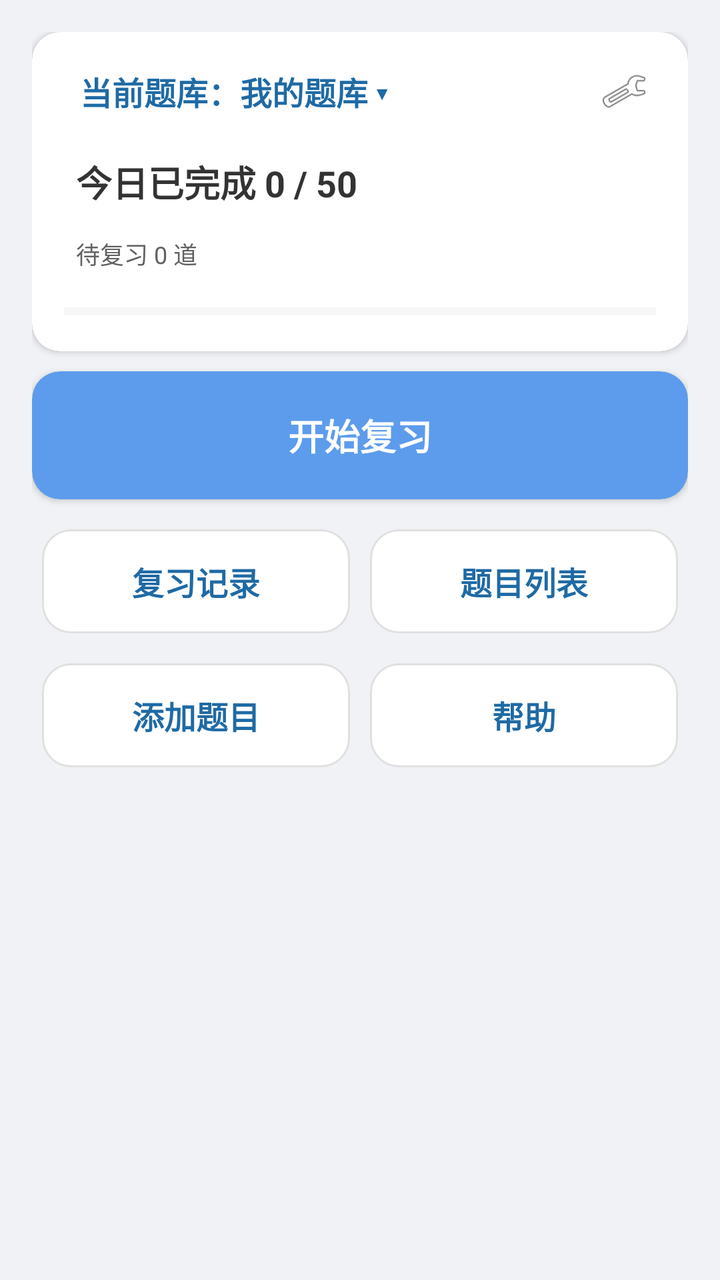
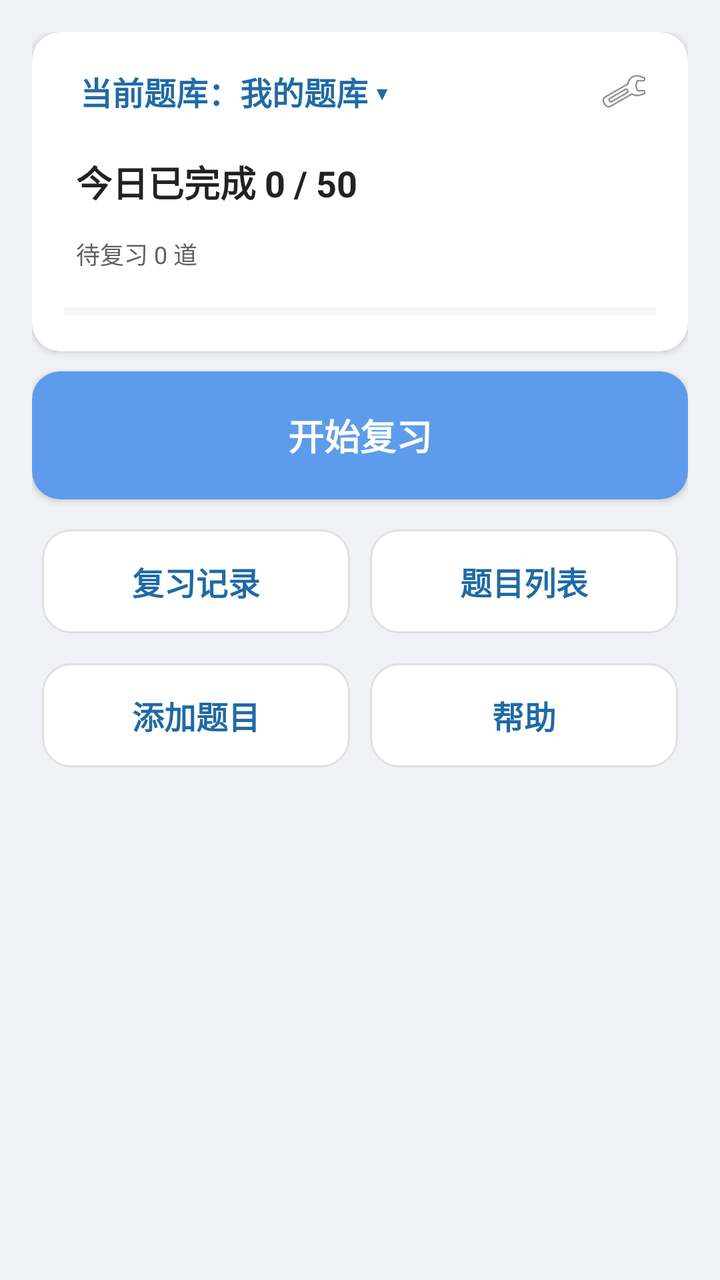

Before-and-after screenshots of an Android layout around one commit, followed by the original layout XML and the change that was made.
<!-- AndroidManifest.xml: application theme Theme.Demo -->
<!-- res/layout/activity_main.xml -->
<?xml version="1.0" encoding="utf-8"?>
<ScrollView xmlns:android="http://schemas.android.com/apk/res/android"
    xmlns:app="http://schemas.android.com/apk/res-auto"
    android:layout_width="match_parent"
    android:layout_height="match_parent"
    android:background="@color/home_bg"
    android:fillViewport="true">

    <LinearLayout
        android:layout_width="match_parent"
        android:layout_height="wrap_content"
        android:orientation="vertical"
        android:padding="@dimen/home_padding"
        android:gravity="top|center_horizontal">

        
        <androidx.cardview.widget.CardView
            android:layout_width="match_parent"
            android:layout_height="wrap_content"
            app:cardBackgroundColor="@color/home_card"
            app:cardCornerRadius="@dimen/home_card_corner"
            android:layout_marginBottom="@dimen/home_card_margin">

            <LinearLayout
                android:layout_width="match_parent"
                android:layout_height="wrap_content"
                android:orientation="vertical"
                android:paddingLeft="@dimen/home_info_padding"
                android:paddingRight="@dimen/home_info_padding"
                android:paddingBottom="@dimen/home_info_padding"
                android:paddingTop="10dp">

                <LinearLayout
                    android:layout_width="match_parent"
                    android:layout_height="wrap_content"
                    android:orientation="horizontal"
                    android:gravity="center_vertical">

                    <TextView
                        android:id="@+id/tv_current_bank"
                        android:layout_width="0dp"
                        android:layout_height="wrap_content"
                        android:layout_weight="1"
                        android:clickable="true"
                        android:focusable="true"
                        android:foreground="?attr/selectableItemBackground"
                        android:padding="8dp"
                        android:text="当前题库：我的题库 ▾"
                        android:textSize="@dimen/text_size_emphasis"
                        android:textStyle="bold"
                        android:textColor="@color/detail_primary" />

                    <ImageView
                        android:id="@+id/ic_setting"
                        android:layout_width="32dp"
                        android:layout_height="32dp"
                        android:clickable="true"
                        android:focusable="true"
                        android:foreground="?attr/selectableItemBackground"
                        android:padding="4dp"
                        android:contentDescription="设置"
                        android:src="@android:drawable/ic_menu_preferences" />
                </LinearLayout>

                <TextView
                    android:id="@+id/tv_today_main"
                    android:layout_width="match_parent"
                    android:layout_height="wrap_content"
                    android:layout_marginTop="6dp"
                    android:clickable="true"
                    android:focusable="true"
                    android:foreground="?attr/selectableItemBackground"
                    android:padding="6dp"
                    android:contentDescription="修改每日复习量"
                    android:text="今日已完成 0 / 50"
                    android:textSize="@dimen/text_size_title"
                    android:textStyle="bold"
                    android:textColor="@color/home_text_primary" />

                <TextView
                    android:id="@+id/tv_today_sub"
                    android:layout_width="match_parent"
                    android:layout_height="wrap_content"
                    android:layout_marginTop="2dp"
                    android:clickable="true"
                    android:focusable="true"
                    android:foreground="?attr/selectableItemBackground"
                    android:padding="6dp"
                    android:text="待复习 0 道"
                    android:textSize="@dimen/text_size_caption"
                    android:textColor="@color/home_text_secondary" />

                <ProgressBar
                    android:id="@+id/progress_today"
                    style="?android:attr/progressBarStyleHorizontal"
                    android:layout_width="match_parent"
                    android:layout_height="@dimen/home_progress_height"
                    android:layout_marginTop="10dp"
                    android:max="100"
                    android:progress="0"
                    android:progressTint="@color/action_primary"
                    android:progressBackgroundTint="@color/home_stroke" />

                
                <LinearLayout
                    android:id="@+id/due_section"
                    android:layout_width="match_parent"
                    android:layout_height="wrap_content"
                    android:orientation="vertical"
                    android:layout_marginTop="12dp"
                    android:visibility="gone">

                    <TextView
                        android:id="@+id/tv_due_title"
                        android:layout_width="match_parent"
                        android:layout_height="wrap_content"
                        android:paddingTop="4dp"
                        android:paddingBottom="4dp"
                        android:clickable="true"
                        android:focusable="true"
                        android:foreground="?attr/selectableItemBackground"
                        android:contentDescription="未来 7 天 · 点此看说明"
                        android:text="未来 7 天"
                        android:textSize="@dimen/text_size_caption"
                        android:textColor="@color/home_text_secondary" />

                    <com.example.demo.DueChartView
                        android:id="@+id/due_chart"
                        android:layout_width="match_parent"
                        android:layout_height="@dimen/home_chart_height"
                        android:layout_marginTop="4dp"
                        android:contentDescription="未来 7 天到期分布" />

                    <TextView
                        android:id="@+id/tv_chart_tip"
                        android:layout_width="match_parent"
                        android:layout_height="wrap_content"
                        android:layout_marginTop="2dp"
                        android:textSize="@dimen/text_size_caption"
                        android:textColor="@color/home_text_secondary"
                        android:visibility="gone" />
                </LinearLayout>

                <LinearLayout
                    android:id="@+id/checkin_row"
                    android:layout_width="match_parent"
                    android:layout_height="wrap_content"
                    android:orientation="horizontal"
                    android:gravity="center_vertical"
                    android:layout_marginTop="10dp"
                    android:visibility="gone">

                    <TextView
                        android:id="@+id/tv_checkin"
                        android:layout_width="0dp"
                        android:layout_height="wrap_content"
                        android:layout_weight="1"
                        android:clickable="true"
                        android:focusable="true"
                        android:foreground="?attr/selectableItemBackground"
                        android:padding="6dp"
                        android:textSize="@dimen/text_size_caption"
                        android:textColor="@color/home_text_secondary" />

                    <ImageView
                        android:id="@+id/iv_checkin_calendar"
                        android:layout_width="32dp"
                        android:layout_height="32dp"
                        android:layout_gravity="end"
                        android:clickable="true"
                        android:focusable="true"
                        android:foreground="?attr/selectableItemBackground"
                        android:padding="4dp"
                        android:contentDescription="打卡日历"
                        android:src="@android:drawable/ic_menu_agenda" />
                </LinearLayout>

                <TextView
                    android:id="@+id/tv_empty_hint"
                    android:layout_width="match_parent"
                    android:layout_height="wrap_content"
                    android:layout_marginTop="8dp"
                    android:visibility="gone"
                    android:text="当前题库还没有题目，先添加题目吧"
                    android:textSize="@dimen/text_size_caption"
                    android:textColor="@color/state_warn_text" />
            </LinearLayout>
        </androidx.cardview.widget.CardView>

        
        <androidx.cardview.widget.CardView
            android:id="@+id/btn_review"
            android:layout_width="match_parent"
            android:layout_height="@dimen/home_primary_height"
            android:clickable="true"
            android:focusable="true"
            app:cardBackgroundColor="@color/action_primary"
            app:cardCornerRadius="@dimen/home_card_corner"
            android:foreground="?attr/selectableItemBackground"
            android:contentDescription="开始复习"
            android:layout_marginBottom="@dimen/home_inner_margin">

            <LinearLayout
                android:layout_width="match_parent"
                android:layout_height="match_parent"
                android:orientation="vertical"
                android:gravity="center">

                <TextView
                    android:layout_width="wrap_content"
                    android:layout_height="wrap_content"
                    android:text="开始复习"
                    android:textColor="#FFFFFF"
                    android:textSize="@dimen/text_size_title"
                    android:textStyle="bold" />

            </LinearLayout>
        </androidx.cardview.widget.CardView>

        
        <LinearLayout
            android:layout_width="match_parent"
            android:layout_height="wrap_content"
            android:orientation="horizontal"
            android:layout_marginTop="@dimen/home_inner_margin">

            <LinearLayout
                android:id="@+id/btn_history"
                android:layout_width="0dp"
                android:layout_height="@dimen/home_secondary_height"
                android:layout_weight="1"
                android:clickable="true"
                android:focusable="true"
                android:background="@drawable/bg_home_secondary"
                android:foreground="?attr/selectableItemBackground"
                android:contentDescription="复习记录"
                android:gravity="center"
                android:layout_margin="@dimen/home_inner_margin">

                <TextView
                    android:layout_width="wrap_content"
                    android:layout_height="wrap_content"
                    android:text="复习记录"
                    android:textColor="@color/detail_primary"
                    android:textSize="@dimen/text_size_emphasis"
                    android:textStyle="bold" />
            </LinearLayout>

            <LinearLayout
                android:id="@+id/btn_bank"
                android:layout_width="0dp"
                android:layout_height="@dimen/home_secondary_height"
                android:layout_weight="1"
                android:clickable="true"
                android:focusable="true"
                android:background="@drawable/bg_home_secondary"
                android:foreground="?attr/selectableItemBackground"
                android:contentDescription="题目列表"
                android:gravity="center"
                android:layout_margin="@dimen/home_inner_margin">

                <TextView
                    android:layout_width="wrap_content"
                    android:layout_height="wrap_content"
                    android:text="题目列表"
                    android:textColor="@color/detail_primary"
                    android:textSize="@dimen/text_size_emphasis"
                    android:textStyle="bold" />
            </LinearLayout>
        </LinearLayout>

        
        <LinearLayout
            android:layout_width="match_parent"
            android:layout_height="wrap_content"
            android:orientation="horizontal"
            android:layout_marginTop="@dimen/home_inner_margin">

            <LinearLayout
                android:id="@+id/btn_add"
                android:layout_width="0dp"
                android:layout_height="@dimen/home_secondary_height"
                android:layout_weight="1"
                android:clickable="true"
                android:focusable="true"
                android:background="@drawable/bg_home_secondary"
                android:foreground="?attr/selectableItemBackground"
                android:contentDescription="添加题目"
                android:gravity="center"
                android:layout_margin="@dimen/home_inner_margin">

                <TextView
                    android:layout_width="wrap_content"
                    android:layout_height="wrap_content"
                    android:text="添加题目"
                    android:textColor="@color/detail_primary"
                    android:textSize="@dimen/text_size_emphasis"
                    android:textStyle="bold" />
            </LinearLayout>

            <LinearLayout
                android:id="@+id/btn_help"
                android:layout_width="0dp"
                android:layout_height="@dimen/home_secondary_height"
                android:layout_weight="1"
                android:clickable="true"
                android:focusable="true"
                android:background="@drawable/bg_home_secondary"
                android:foreground="?attr/selectableItemBackground"
                android:contentDescription="帮助"
                android:gravity="center"
                android:layout_margin="@dimen/home_inner_margin">

                <TextView
                    android:layout_width="wrap_content"
                    android:layout_height="wrap_content"
                    android:text="帮助"
                    android:textColor="@color/detail_primary"
                    android:textSize="@dimen/text_size_emphasis"
                    android:textStyle="bold" />
            </LinearLayout>
        </LinearLayout>

        
        <TextView
            android:id="@+id/tv_backup_hint"
            android:layout_width="match_parent"
            android:layout_height="wrap_content"
            android:layout_marginTop="4dp"
            android:clickable="true"
            android:focusable="true"
            android:foreground="?attr/selectableItemBackground"
            android:padding="8dp"
            android:textSize="@dimen/text_size_caption"
            android:textColor="@color/home_text_secondary"
            android:visibility="gone" />

    </LinearLayout>
</ScrollView>
<!-- resources referenced by this layout -->
<resources>
  <color name="action_primary">#5D9CEC</color>
  <color name="detail_primary">#1F6AA5</color>
  <color name="home_bg">@color/page_bg</color>
  <color name="home_card">#FFFFFF</color>
  <color name="home_stroke">#E0E0E0</color>
  <color name="home_text_primary">#333333</color>
  <color name="home_text_secondary">#616161</color>
  <color name="state_warn_text">#AD6800</color>
  <dimen name="home_card_corner">@dimen/corner_card</dimen>
  <dimen name="home_card_margin">10dp</dimen>
  <dimen name="home_chart_height">88dp</dimen>
  <dimen name="home_info_padding">16dp</dimen>
  <dimen name="home_inner_margin">5dp</dimen>
  <dimen name="home_padding">16dp</dimen>
  <dimen name="home_primary_height">64dp</dimen>
  <dimen name="home_progress_height">8dp</dimen>
  <dimen name="home_secondary_height">52dp</dimen>
  <dimen name="text_size_caption">12sp</dimen>
  <dimen name="text_size_emphasis">16sp</dimen>
  <dimen name="text_size_title">18sp</dimen>
  <!-- drawable bg_home_secondary (drawable) -->
  <?xml version="1.0" encoding="utf-8"?>
  <shape xmlns:android="http://schemas.android.com/apk/res/android"
      android:shape="rectangle">
      <corners android:radius="@dimen/home_card_corner" />
      <solid android:color="@color/home_card" />
      <stroke android:width="1dp" android:color="@color/home_stroke" />
  </shape>
  <style name="Theme.Demo" parent="Base.Theme.Demo" />
  <color name="page_bg">#F0F2F5</color>
  <dimen name="corner_card">14dp</dimen>
  <style name="Base.Theme.Demo" parent="Theme.Material3.DayNight.NoActionBar">
          
          <item name="android:statusBarColor">@color/home_bg</item>
          <item name="android:windowLightStatusBar">true</item>
          <item name="android:navigationBarColor">@color/home_bg</item>
          <item name="android:windowLightNavigationBar" tools:targetApi="o_mr1">true</item>
          <item name="android:enforceNavigationBarContrast" tools:targetApi="q">false</item>
      </style>
</resources>

<!-- the commit's change to res/layout/activity_main.xml (unified diff, before → after) -->
@@ -75,7 +75,7 @@
                     android:text="今日已完成 0 / 50"
                     android:textSize="@dimen/text_size_title"
                     android:textStyle="bold"
-                    android:textColor="@color/home_text_primary" />
+                    android:textColor="@color/text_primary" />
 
                 <TextView
                     android:id="@+id/tv_today_sub"
@@ -88,7 +88,7 @@
                     android:padding="6dp"
                     android:text="待复习 0 道"
                     android:textSize="@dimen/text_size_caption"
-                    android:textColor="@color/home_text_secondary" />
+                    android:textColor="@color/text_secondary" />
 
                 <ProgressBar
                     android:id="@+id/progress_today"
@@ -99,7 +99,7 @@
                     android:max="100"
                     android:progress="0"
                     android:progressTint="@color/action_primary"
-                    android:progressBackgroundTint="@color/home_stroke" />
+                    android:progressBackgroundTint="@color/divider" />
 
                 
                 <LinearLayout
@@ -122,7 +122,7 @@
                         android:contentDescription="未来 7 天 · 点此看说明"
                         android:text="未来 7 天"
                         android:textSize="@dimen/text_size_caption"
-                        android:textColor="@color/home_text_secondary" />
+                        android:textColor="@color/text_secondary" />
 
                     <com.example.demo.DueChartView
                         android:id="@+id/due_chart"
@@ -137,7 +137,7 @@
                         android:layout_height="wrap_content"
                         android:layout_marginTop="2dp"
                         android:textSize="@dimen/text_size_caption"
-                        android:textColor="@color/home_text_secondary"
+                        android:textColor="@color/text_secondary"
                         android:visibility="gone" />
                 </LinearLayout>
 
@@ -160,7 +160,7 @@
                         android:foreground="?attr/selectableItemBackground"
                         android:padding="6dp"
                         android:textSize="@dimen/text_size_caption"
-                        android:textColor="@color/home_text_secondary" />
+                        android:textColor="@color/text_secondary" />
 
                     <ImageView
                         android:id="@+id/iv_checkin_calendar"
@@ -332,7 +332,7 @@
             android:foreground="?attr/selectableItemBackground"
             android:padding="8dp"
             android:textSize="@dimen/text_size_caption"
-            android:textColor="@color/home_text_secondary"
+            android:textColor="@color/text_secondary"
             android:visibility="gone" />
 
     </LinearLayout>
<!-- resource entries referenced after the edit -->
@@ -2,12 +2,12 @@
 <resources>
   <color name="action_primary">#5D9CEC</color>
   <color name="detail_primary">#1F6AA5</color>
+  <color name="divider">#E0E0E0</color>
   <color name="home_bg">@color/page_bg</color>
   <color name="home_card">#FFFFFF</color>
-  <color name="home_stroke">#E0E0E0</color>
-  <color name="home_text_primary">#333333</color>
-  <color name="home_text_secondary">#616161</color>
   <color name="state_warn_text">#AD6800</color>
+  <color name="text_primary">#222222</color>
+  <color name="text_secondary">#616161</color>
   <dimen name="home_card_corner">@dimen/corner_card</dimen>
   <dimen name="home_card_margin">10dp</dimen>
   <dimen name="home_chart_height">88dp</dimen>
@@ -26,7 +26,7 @@
       android:shape="rectangle">
       <corners android:radius="@dimen/home_card_corner" />
       <solid android:color="@color/home_card" />
-      <stroke android:width="1dp" android:color="@color/home_stroke" />
+      <stroke android:width="1dp" android:color="@color/divider" />
   </shape>
   <style name="Theme.Demo" parent="Base.Theme.Demo" />
   <color name="page_bg">#F0F2F5</color>
